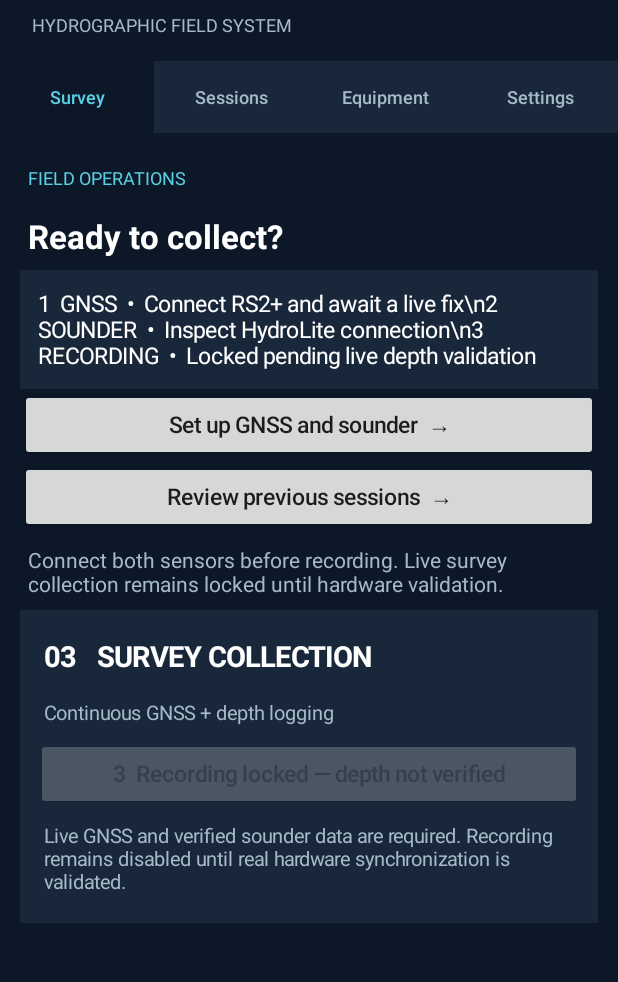
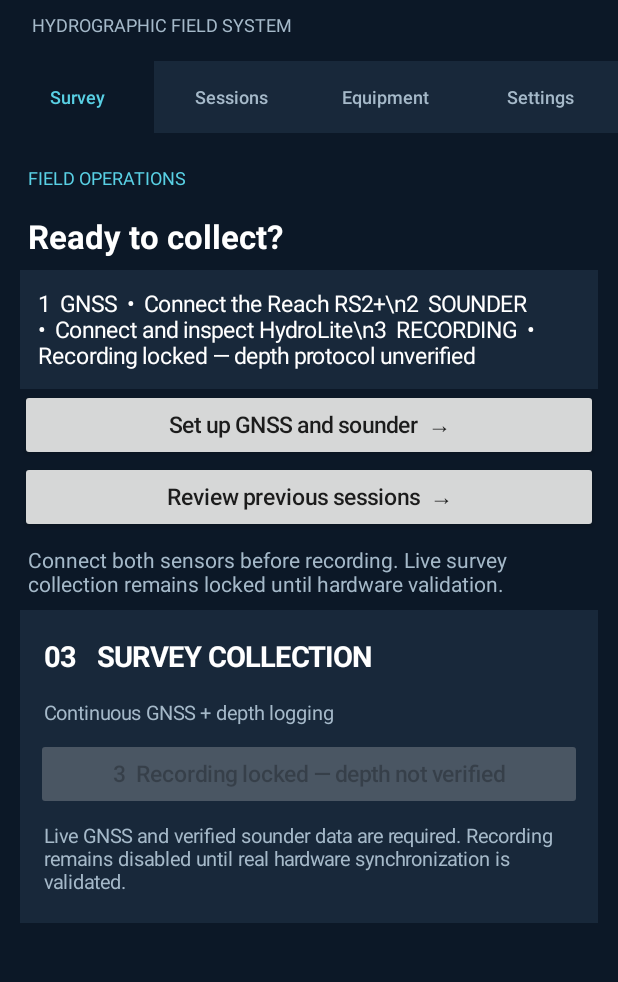
Before and after one commit to fieldlogic-lab/TriDroneUpgrades, an Android app: the screen it shows after launch (MainActivity), on a phone screen of 412 x 824 dp, the part 95-1077 px from its top. Run offline under Robolectric (Android 15) with nearby library versions, the light colour scheme and no system bars; pictures from the network do not load.

Commit message:
ux: surface actionable GNSS and HydroLite fault reasons, prevent competing receiver transports

```diff
--- a/app/src/main/java/com/massisolutions/tridrone/MainActivity.kt
+++ b/app/src/main/java/com/massisolutions/tridrone/MainActivity.kt
@@ -548,6 +548,7 @@ class MainActivity : Activity(), LocationListener {
             val labels = devices.map { (it.name ?: "Unknown") + " (" + it.address + ")" }.toTypedArray()
             android.app.AlertDialog.Builder(this).setTitle("Select paired RTK receiver")
                 .setItems(labels) { _, i ->
+                    stopService(Intent(this, WifiRtkService::class.java))
                     val intent = Intent(this, RtkService::class.java).putExtra("address", devices[i].address)
                     try { startForegroundService(intent) }
                     catch (e: Exception) { Toast.makeText(this, "RTK start failed: " + e.message, Toast.LENGTH_LONG).show() }
@@ -574,11 +575,18 @@ class MainActivity : Activity(), LocationListener {
         if (::surveySummary.isInitialized) {
             val diagnostic = getSharedPreferences("sounder_diagnostics", MODE_PRIVATE)
             val depthState = diagnostic.getString("state", "disconnected")
-            surveySummary.text = "1  GNSS  •  " + (if (live) fixType else "Connect RS2+ and await a live fix") +
-                "\\n2  SOUNDER  •  " + (if (depthState == "connected") "Diagnostic link only — depth unverified" else "Inspect HydroLite connection") +
-                "\\n3  RECORDING  •  Locked pending live depth validation"
+            val operator = OperatorReadiness.evaluate(OperatorReadiness.State(
+                receiverState = gnss.getString("state", "disconnected").orEmpty(),
+                fixQuality = gnss.getString("quality", null),
+                fixAgeMs = if (gnss.getLong("last_fix_ms", 0L) > 0) fixAge else null,
+                sounderState = depthState.orEmpty()
+            ))
+            surveySummary.text = "1  GNSS  •  " + operator.gnss +
+                "\\n2  SOUNDER  •  " + operator.sounder +
+                "\\n3  RECORDING  •  " + operator.recording
+            setupNext.isEnabled = operator.canRecord
         }
-        setupSounder.alpha = if (live) 1f else 0.65f
+        setupSounder.alpha = 1f
         val rt = getSharedPreferences("rtk_status", MODE_PRIVATE)
         val rtAge = System.currentTimeMillis() - rt.getLong("last_fix_ms", 0L)
         val fixed = rt.getString("state", "") == "connected" && rt.getString("quality", "") == "4" && rtAge in 0..5000
```
